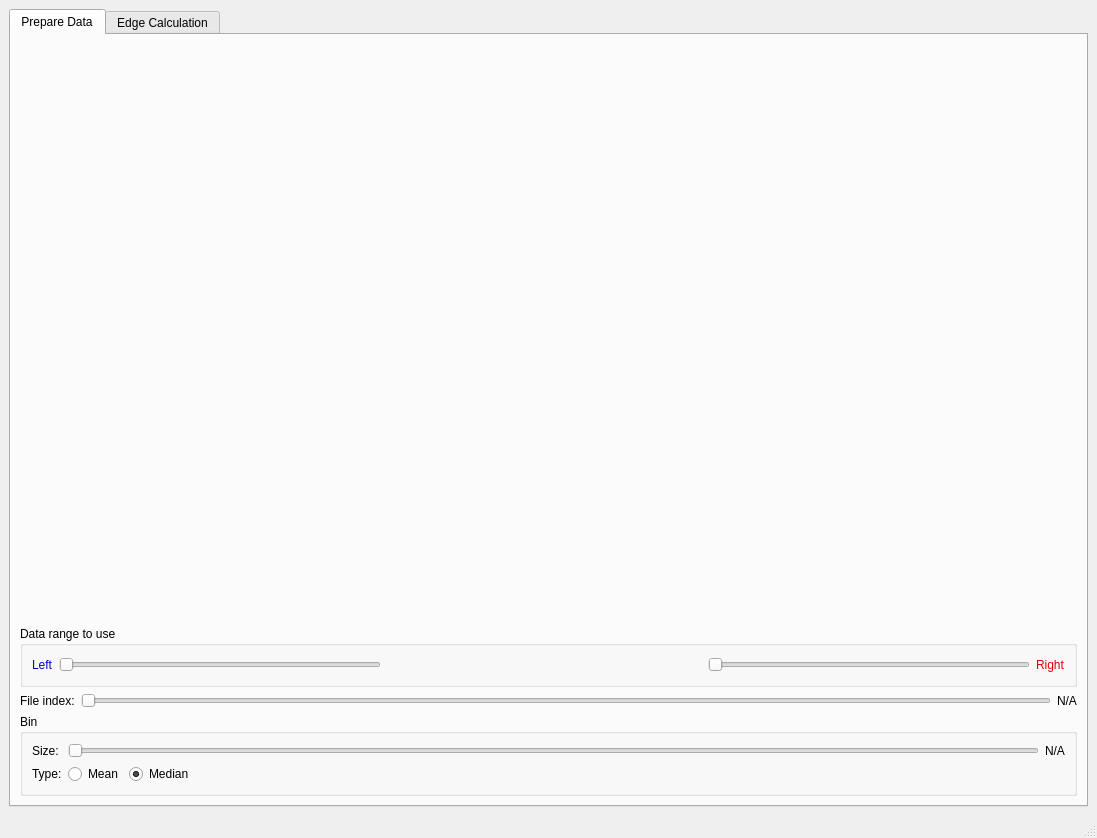
Qt form notebooks/ui/ui_wave_front_dynamics.ui (neutronimaging/python_notebooks) before a commit.
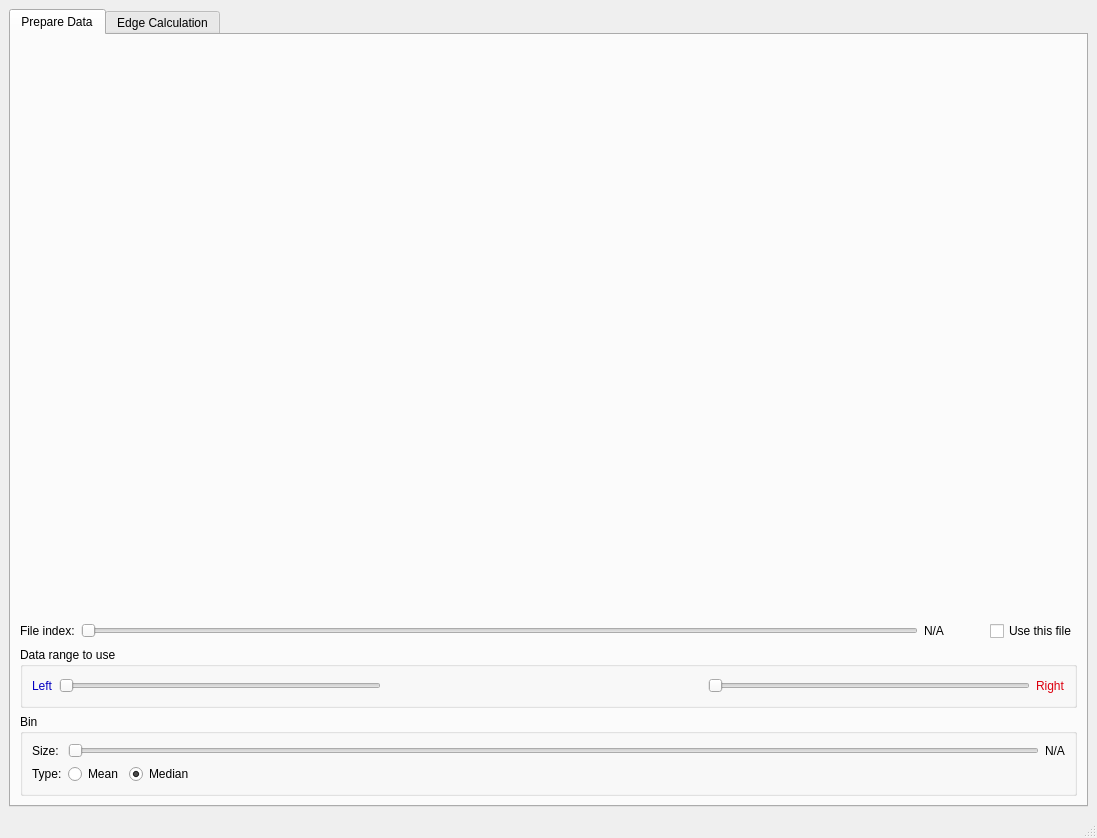
The same form after that commit.

```diff
--- a/notebooks/ui/ui_wave_front_dynamics.ui
+++ b/notebooks/ui/ui_wave_front_dynamics.ui
@@ -35,6 +35,54 @@
           </property>
          </widget>
         </item>
+        <item>
+         <layout class="QHBoxLayout" name="horizontalLayout_3">
+          <item>
+           <widget class="QLabel" name="label">
+            <property name="text">
+             <string>File index:</string>
+            </property>
+           </widget>
+          </item>
+          <item>
+           <widget class="QSlider" name="file_index_horizontalSlider">
+            <property name="orientation">
+             <enum>Qt::Horizontal</enum>
+            </property>
+           </widget>
+          </item>
+          <item>
+           <widget class="QLabel" name="file_index_value_label">
+            <property name="text">
+             <string>N/A</string>
+            </property>
+           </widget>
+          </item>
+          <item>
+           <spacer name="horizontalSpacer_6">
+            <property name="orientation">
+             <enum>Qt::Horizontal</enum>
+            </property>
+            <property name="sizeType">
+             <enum>QSizePolicy::Minimum</enum>
+            </property>
+            <property name="sizeHint" stdset="0">
+             <size>
+              <width>40</width>
+              <height>20</height>
+             </size>
+            </property>
+           </spacer>
+          </item>
+          <item>
+           <widget class="QCheckBox" name="use_this_file_checkBox">
+            <property name="text">
+             <string>Use this file</string>
+            </property>
+           </widget>
+          </item>
+         </layout>
+        </item>
         <item>
          <widget class="QGroupBox" name="groupBox_3">
           <property name="title">
@@ -159,31 +207,6 @@
           </layout>
          </widget>
         </item>
-        <item>
-         <layout class="QHBoxLayout" name="horizontalLayout_3">
-          <item>
-           <widget class="QLabel" name="label">
-            <property name="text">
-             <string>File index:</string>
-            </property>
-           </widget>
-          </item>
-          <item>
-           <widget class="QSlider" name="file_index_horizontalSlider">
-            <property name="orientation">
-             <enum>Qt::Horizontal</enum>
-            </property>
-           </widget>
-          </item>
-          <item>
-           <widget class="QLabel" name="file_index_value_label">
-            <property name="text">
-             <string>N/A</string>
-            </property>
-           </widget>
-          </item>
-         </layout>
-        </item>
         <item>
          <widget class="QGroupBox" name="groupBox">
           <property name="title">
```
Left out of the diff: 47 changed lines with no effect on the pictures.
